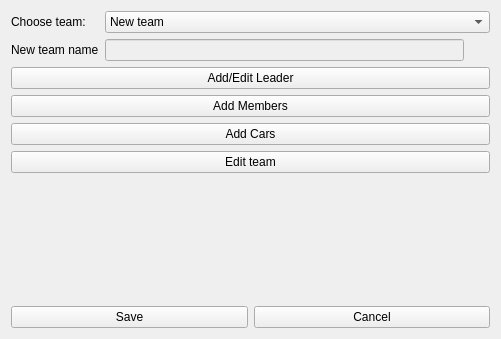
Before: the Qt Designer form Software/windowaddteam.ui in martro/RoboDriftSensors, drawn with Qt 5.
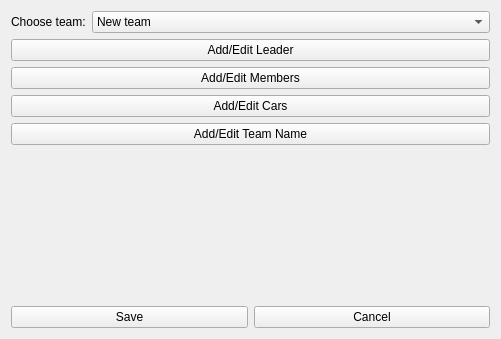
After: the same form once the commit is applied. Icons and pictures are not drawn.

Commit message: great update: simplified code, adding and editing team name works

```diff
--- a/Software/windowaddteam.ui
+++ b/Software/windowaddteam.ui
@@ -43,62 +43,6 @@
          </item>
         </widget>
        </item>
-       <item row="1" column="0">
-        <widget class="QLabel" name="label_2">
-         <property name="text">
-          <string>New team name</string>
-         </property>
-        </widget>
-       </item>
-       <item row="1" column="1">
-        <layout class="QHBoxLayout" name="NewTeamNameLayout">
-         <item>
-          <widget class="QLineEdit" name="lineNewTeamName">
-           <property name="enabled">
-            <bool>false</bool>
-           </property>
-          </widget>
-         </item>
-         <item>
-          <widget class="QLabel" name="NameOK">
-           <property name="maximumSize">
-            <size>
-             <width>20</width>
-             <height>20</height>
-            </size>
-           </property>
-           <property name="text">
-            <string/>
-           </property>
-           <property name="pixmap">
-            <pixmap resource="resources.qrc">:/images/images/text_ok.png</pixmap>
-           </property>
-           <property name="scaledContents">
-            <bool>true</bool>
-           </property>
-          </widget>
-         </item>
-         <item>
-          <widget class="QLabel" name="NameBad">
-           <property name="maximumSize">
-            <size>
-             <width>20</width>
-             <height>20</height>
-            </size>
-           </property>
-           <property name="text">
-            <string/>
-           </property>
-           <property name="pixmap">
-            <pixmap resource="resources.qrc">:/images/images/text_bad.png</pixmap>
-           </property>
-           <property name="scaledContents">
-            <bool>true</bool>
-           </property>
-          </widget>
-         </item>
-        </layout>
-       </item>
       </layout>
      </item>
      <item>
@@ -111,21 +55,21 @@
      <item>
       <widget class="QPushButton" name="ButtonAddMembers">
        <property name="text">
-        <string>Add Members</string>
+        <string>Add/Edit Members</string>
        </property>
       </widget>
      </item>
      <item>
       <widget class="QPushButton" name="ButtonAddCars">
        <property name="text">
-        <string>Add Cars</string>
+        <string>Add/Edit Cars</string>
        </property>
       </widget>
      </item>
      <item>
       <widget class="QPushButton" name="ButtonEditTeam">
        <property name="text">
-        <string>Edit team</string>
+        <string>Add/Edit Team Name</string>
        </property>
       </widget>
      </item>
```
Left out of the diff: 4 changed lines with no effect on the pictures. The commit also changes 27 other files.
